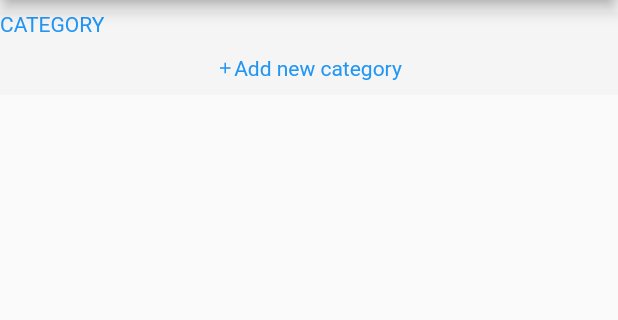
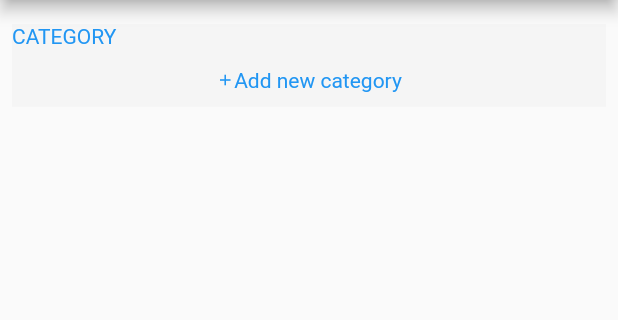
Before and after one commit to tiagosito/grouping, a Flutter app: the screen it shows after launch, on a phone screen of 412 x 824 dp, the part 84-404 px from its top. Run offline on Flutter 3.47's test engine with Material 2 defaults, Android fonts, the phone set to English and light mode, and no system bars.

```diff
--- a/example/lib/main.dart
+++ b/example/lib/main.dart
@@ -45,6 +45,8 @@ class _GroupState extends State<Group> {
             height: 8,
           ),
           Container(
+            child: Padding(
+              padding: const EdgeInsets.all(8.0),
               child: Grouping(
                 label: Text('Category'.toUpperCase(), style: TextStyle(color: Theme.of(context).primaryColor)),
                 iconAdd: Icon(
@@ -53,7 +55,7 @@ class _GroupState extends State<Group> {
                   color: Theme.of(context).primaryColor,
                 ),
                 labelAdd: Text('Add new category', style: TextStyle(color: Theme.of(context).primaryColor)),
-              height: 250,
+                height: 350,
                 //background: Colors.red,
                 items: _listItemsGroup,
                 onTap: (item) async {
@@ -85,6 +87,7 @@ class _GroupState extends State<Group> {
                   }
                   return null;
                 },
+              ),
             ),
           ),
         ],
```
Also changed, not shown: doc/assets/grouping_logo_full.png (added). Lines whose indentation alone changed are shown as unchanged.
